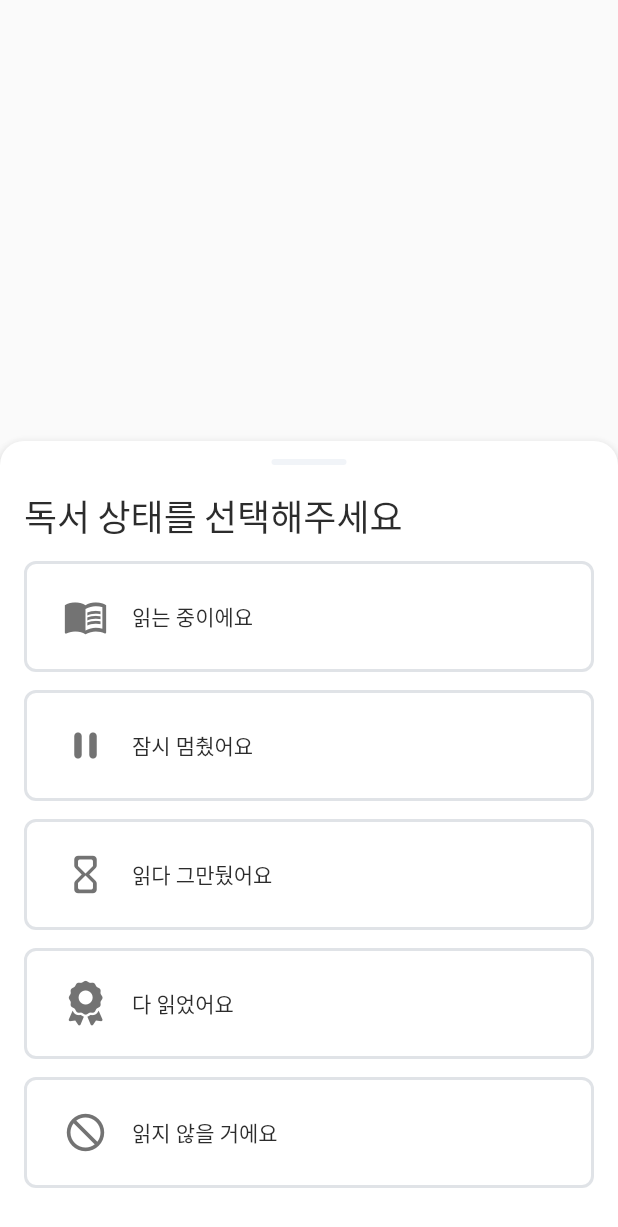
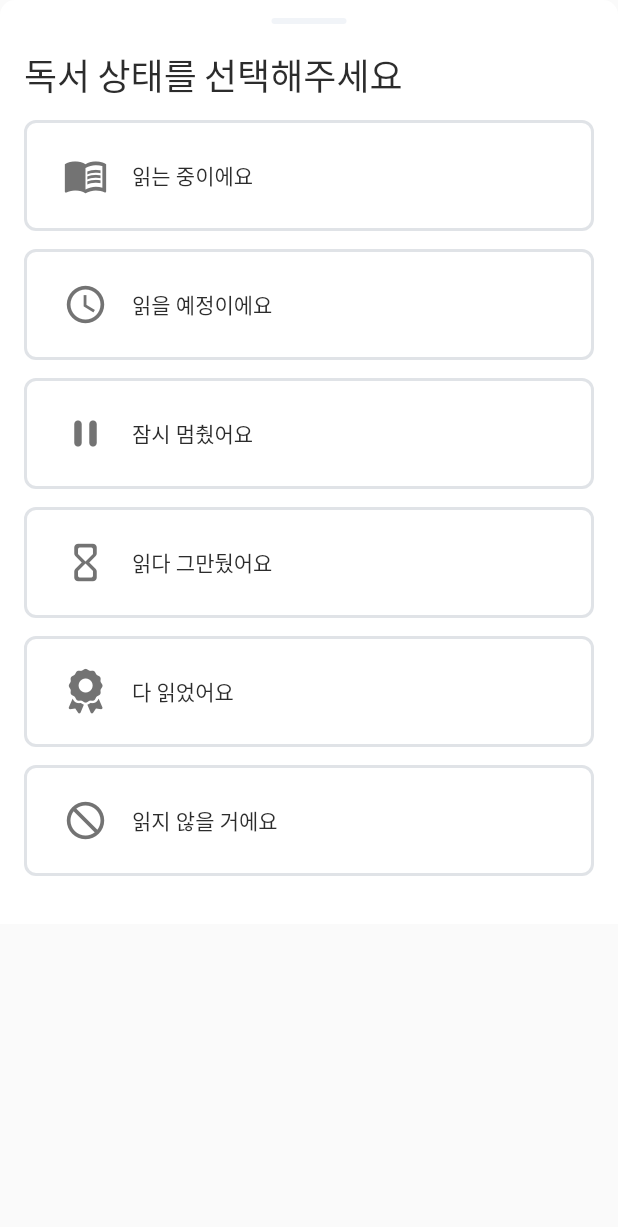
Before and after one commit to sonsalmon/Useo, a Flutter app: the SelectReadingStateWidget widget shown alone on an empty page, opened directly, on a phone screen of 412 x 824 dp. Shown: the top 1227 px of the screen. Run offline on Flutter 3.47's test engine with Material 2 defaults, Android fonts, the phone set to English and light mode, and no system bars; our stand-ins replace auto_size_text, cached_network_image, easy_debounce, flutter_animate, flutter_rating_bar, font_awesome_flutter and 8 more; missing offline and left inert: json_path; accounts and stored records are empty; network calls fail; Roboto replaces fonts that are missing (Readex Pro).

Commit message:
select reading state sheet change
독서 상태 선택 모달창 수정
독서 상태 추가 (읽을 예정)

```diff
--- a/lib/components/select_reading_state/select_reading_state_widget.dart
+++ b/lib/components/select_reading_state/select_reading_state_widget.dart
@@ -40,36 +40,22 @@ class _SelectReadingStateWidgetState extends State<SelectReadingStateWidget> {
   Widget build(BuildContext context) {
     context.watch<FFAppState>();
 
-    return Column(
-      mainAxisSize: MainAxisSize.max,
-      mainAxisAlignment: MainAxisAlignment.end,
+    return Wrap(
       children: [
-        Material(
-          color: Colors.transparent,
-          elevation: 5.0,
-          shape: RoundedRectangleBorder(
-            borderRadius: BorderRadius.only(
-              bottomLeft: Radius.circular(0.0),
-              bottomRight: Radius.circular(0.0),
-              topLeft: Radius.circular(16.0),
-              topRight: Radius.circular(16.0),
-            ),
-          ),
-          child: AnimatedContainer(
-            duration: Duration(milliseconds: 100),
-            curve: Curves.easeInOut,
+        Container(
           width: double.infinity,
           decoration: BoxDecoration(
             color: FlutterFlowTheme.of(context).secondaryBackground,
             borderRadius: BorderRadius.only(
               bottomLeft: Radius.circular(0.0),
               bottomRight: Radius.circular(0.0),
-                topLeft: Radius.circular(16.0),
-                topRight: Radius.circular(16.0),
+              topLeft: Radius.circular(10.0),
+              topRight: Radius.circular(10.0),
             ),
           ),
           child: Column(
-              mainAxisSize: MainAxisSize.max,
+            mainAxisAlignment: MainAxisAlignment.end,
+            // mainAxisSize: MainAxisSize.max,
             children: [
               Padding(
                 padding: EdgeInsetsDirectional.fromSTEB(0.0, 12.0, 0.0, 0.0),
@@ -83,10 +69,9 @@ class _SelectReadingStateWidgetState extends State<SelectReadingStateWidget> {
                 ),
               ),
               Padding(
-                  padding:
-                      EdgeInsetsDirectional.fromSTEB(16.0, 16.0, 16.0, 0.0),
+                padding: EdgeInsetsDirectional.fromSTEB(16.0, 16.0, 16.0, 0.0),
                 child: Row(
-                    mainAxisSize: MainAxisSize.max,
+                  // mainAxisSize: MainAxisSize.max,
                   children: [
                     Text(
                       '독서 상태를 선택해주세요',
@@ -97,11 +82,7 @@ class _SelectReadingStateWidgetState extends State<SelectReadingStateWidget> {
               ),
               Padding(
                 padding: EdgeInsetsDirectional.fromSTEB(0.0, 0.0, 0.0, 32.0),
-                  child: ListView(
-                    padding: EdgeInsets.zero,
-                    primary: false,
-                    shrinkWrap: true,
-                    scrollDirection: Axis.vertical,
+                child: Column(
                   children: [
                     for (var state in Constants.readingState.keys)
                       Padding(
@@ -145,8 +126,8 @@ class _SelectReadingStateWidgetState extends State<SelectReadingStateWidget> {
                                   ),
                                   Text(
                                     '${Constants.readingState[state]}',
-                                      style: FlutterFlowTheme.of(context)
-                                          .bodyLarge,
+                                    style:
+                                        FlutterFlowTheme.of(context).bodyLarge,
                                   ),
                                 ],
                               ),
@@ -160,8 +141,9 @@ class _SelectReadingStateWidgetState extends State<SelectReadingStateWidget> {
             ],
           ),
         ),
-        ),
       ],
     );
+    //   ),
+    // )
   }
 }
--- a/lib/constants.dart
+++ b/lib/constants.dart
@@ -12,6 +12,7 @@ const Map<String, String> sortOptions = {
 
 const Map<String, String> readingState = {
   'reading': '읽는 중이에요',
+  'later': '읽을 예정이에요',
   'pause': '잠시 멈췄어요',
   'quit': '읽다 그만뒀어요',
   'finish': '다 읽었어요',
@@ -19,6 +20,7 @@ const Map<String, String> readingState = {
 };
 const Map<String, IconData> readingStateIcon = {
   'reading': Icons.menu_book_outlined,
+  'later': Icons.watch_later_outlined,
   'pause': Icons.pause_rounded,
   'quit': Icons.hourglass_empty_rounded,
   'finish': FontAwesomeIcons.award,
```
Lines whose indentation alone changed are shown as unchanged.
